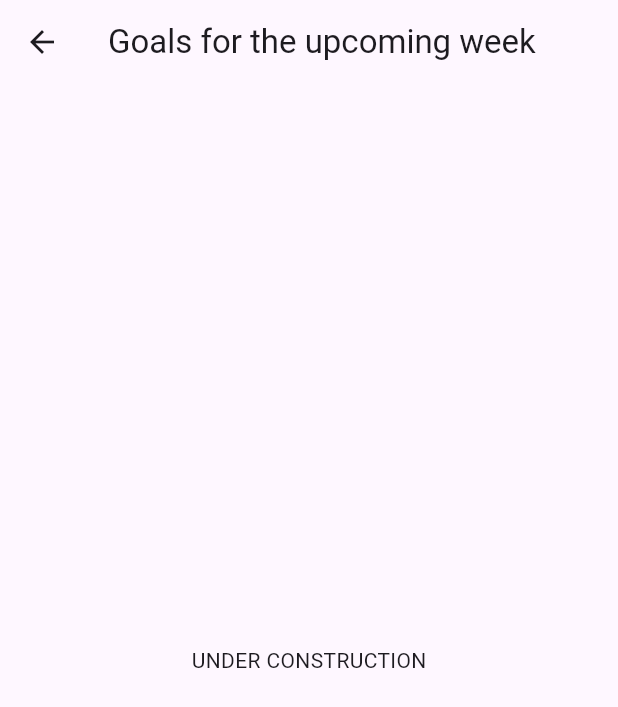
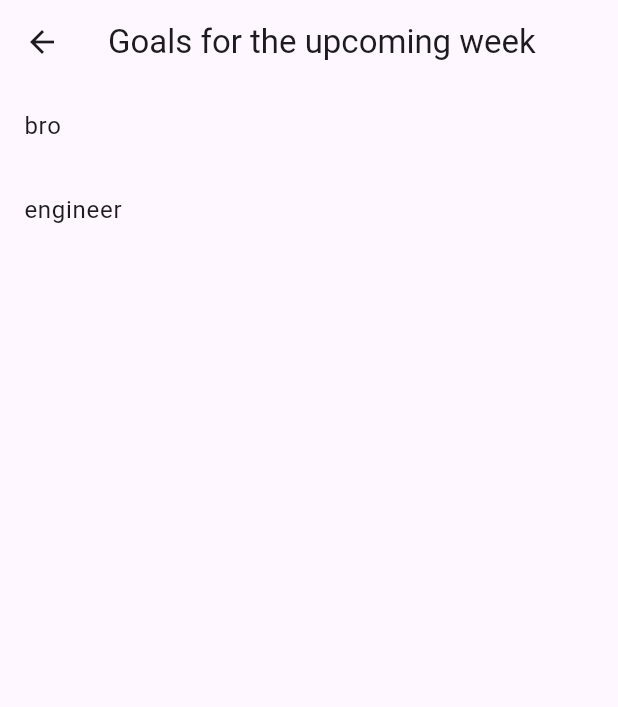
Before and after one commit to devskii/organizer, a Flutter app: the screen it shows after launch, after a tap on "Next: Goals for the upcoming week", on a phone screen of 412 x 824 dp. Shown: the top 707 px of the screen. Run offline on Flutter 3.47's test engine with Material 2 defaults, Android fonts, the phone set to English and light mode, and no system bars.

Commit message:
pass hardcoded roles to GoalsPage

```diff
--- a/lib/GoalsPage.dart
+++ b/lib/GoalsPage.dart
@@ -1,14 +1,28 @@
 import 'package:flutter/material.dart';
 
-class GoalsPage extends StatelessWidget {
+class GoalsPage extends StatefulWidget {
+  const GoalsPage({super.key, required this.roles});
+
+  final List<String> roles;
+
+  @override
+  State<GoalsPage> createState() => _GoalsPageState();
+}
+
+class _GoalsPageState extends State<GoalsPage> {
   @override
   Widget build(BuildContext context) {
     return Scaffold(
       appBar: AppBar(
-        title: Text('Goals for the upcoming week'),
+        title: const Text('Goals for the upcoming week'),
       ),
-      body: Center(
-        child: Text('UNDER CONSTRUCTION'),
+      body: ListView.builder(
+        itemCount: widget.roles.length,
+        itemBuilder: (context, index) {
+          return ListTile(
+            title: Text(widget.roles[index]),
+          );
+        },
       ),
     );
   }
--- a/lib/RolesPage.dart
+++ b/lib/RolesPage.dart
@@ -20,17 +20,16 @@ class RolesPage extends StatefulWidget {
 }
 
 class _RolesPageState extends State<RolesPage> {
-  int _counter = 0;
   List<Widget> inputBoxes = [];
+  List<String> roles = ["bro", "engineer"];
 
   void _incrementCounter() {
     setState(() {
       // This call to setState tells the Flutter framework that something has
       // changed in this State, which causes it to rerun the build method below
       // so that the display can reflect the updated values. If we changed
-      // _counter without calling setState(), then the build method would not be
+      // inputBoxes without calling setState(), then the build method would not be
       // called again, and so nothing would appear to happen.
-      _counter++;
 
       const newTextField = TextField(
         decoration: InputDecoration(
@@ -80,7 +79,7 @@ class _RolesPageState extends State<RolesPage> {
         // Center is a layout widget. It takes a single child and positions it
         // in the middle of the parent.
         child: Padding(
-          padding: EdgeInsets.all(32.0),
+          padding: const EdgeInsets.all(32.0),
           child: Column(
             // Column is also a layout widget. It takes a list of children and
             // arranges them vertically. By default, it sizes itself to fit its
@@ -111,14 +110,15 @@ class _RolesPageState extends State<RolesPage> {
         child: const Icon(Icons.add),
       ),
       bottomNavigationBar: BottomAppBar(
-        child: Container(
+        child: SizedBox(
           height: 56.0,
           child: TextButton(
-            child: Text('Next: Goals for the upcoming week'),
+            child: const Text('Next: Goals for the upcoming week'),
             onPressed: () {
               Navigator.push(
                 context,
-                MaterialPageRoute(builder: (context) => GoalsPage()),
+                MaterialPageRoute(
+                    builder: (context) => GoalsPage(roles: roles)),
               );
             },
           ),
```
